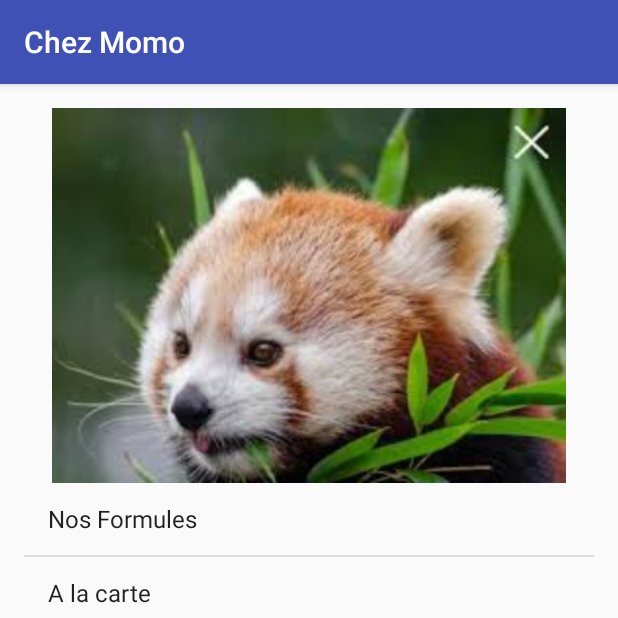
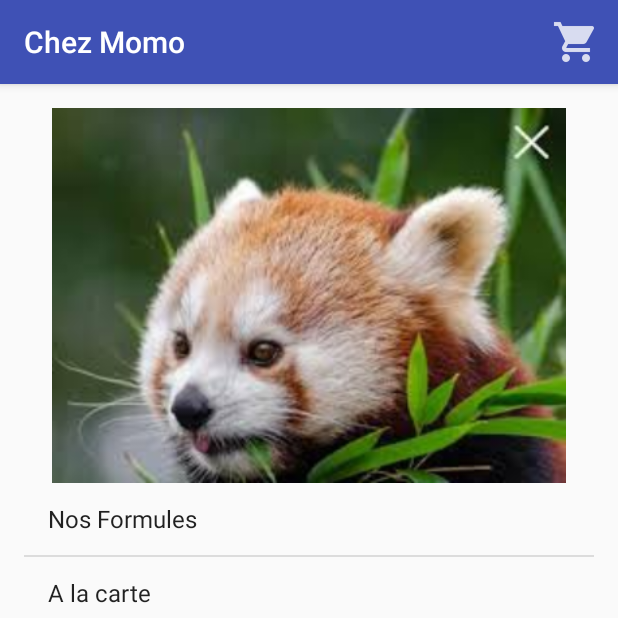
Before and after one commit to Helicose/ChezMomo, an Android app: the screen it shows after launch (MainActivity), on a phone screen of 412 x 824 dp, the top half of it. Run offline under Robolectric (Android 15) with nearby library versions, the phone set to English and light mode, and no system bars.

Commit message:
Ajout lien vers commande (sur le menu pour le moment)

```diff
--- a/app/src/main/AndroidManifest.xml
+++ b/app/src/main/AndroidManifest.xml
@@ -21,6 +21,10 @@
         <activity android:name=".Formules"/>
         <activity android:name=".Carte"/>
         <activity android:name=".Vins"/>
+        <activity android:name=".Commande"/>
+        <activity android:name=".CarteEntrees"/>
+        <activity android:name=".CartePlats"/>
+        <activity android:name=".CarteDesserts"/>
     </application>
 
 </manifest>
--- a/app/src/main/res/layout/activity_main.xml
+++ b/app/src/main/res/layout/activity_main.xml
@@ -1,4 +1,8 @@
 <?xml version="1.0" encoding="utf-8"?>
+
+
+
+
     <RelativeLayout xmlns:android="http://schemas.android.com/apk/res/android"
         xmlns:tools="http://schemas.android.com/tools"
         android:id="@+id/activity_main"
@@ -10,18 +14,18 @@
         android:paddingTop="@dimen/activity_vertical_margin"
         tools:context="com.controle_android.chezmomo.MainActivity">
 
+
         <ImageView
+            android:id="@+id/image"
             android:layout_width="500dp"
             android:layout_height="250dp"
-            android:id="@+id/image"
-            android:src="@drawable/panda"
-            />
+            android:src="@drawable/panda" />
 
         <ListView
+            android:id="@+id/list"
             android:layout_width="500dp"
             android:layout_height="250dp"
-        android:id="@+id/list"
-        android:layout_below="@+id/image"
-        android:layout_alignParentStart="true" />
+            android:layout_alignParentStart="true"
+            android:layout_below="@+id/image" />
 
     </RelativeLayout>
--- /dev/null
+++ b/app/src/main/res/menu/menu.xml
@@ -0,0 +1,11 @@
+<?xml version="1.0" encoding="utf-8"?>
+<menu xmlns:android="http://schemas.android.com/apk/res/android"
+    xmlns:app="http://schemas.android.com/apk/res-auto">
+
+    <item
+        android:id="@+id/commande"
+        android:icon="@drawable/cart"
+        android:title="commande"
+        app:showAsAction="ifRoom" />
+
+</menu>
```
Also changed, not shown: app/src/main/java/com/controle_android/chezmomo/Commande.java (added, +18 -0 lines), app/src/main/java/com/controle_android/chezmomo/MainActivity.java (+41 -3 lines), app/src/main/res/layout/commande.xml (added, +60 -0 lines), app/src/main/ic_launcher-web.png (added), app/src/main/res/drawable-hdpi/cart.png (added), app/src/main/res/drawable-mdpi/cart.png (added), app/src/main/res/drawable-xhdpi/cart.png (added), app/src/main/res/drawable-xxhdpi/cart.png (added), app/src/main/res/mipmap-hdpi/ic_launcher.png, app/src/main/res/mipmap-mdpi/ic_launcher.png, app/src/main/res/mipmap-xhdpi/ic_launcher.png, app/src/main/res/mipmap-xxhdpi/ic_launcher.png, app/src/main/res/mipmap-xxxhdpi/ic_launcher.png. Lines whose indentation alone changed are shown as unchanged.
